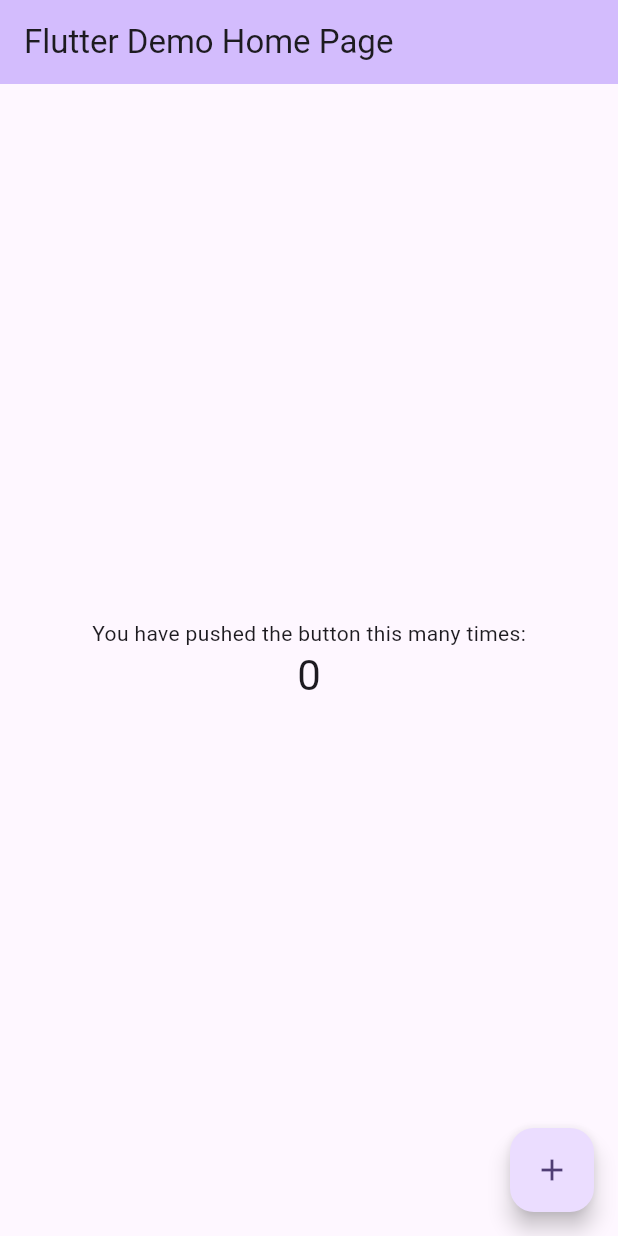
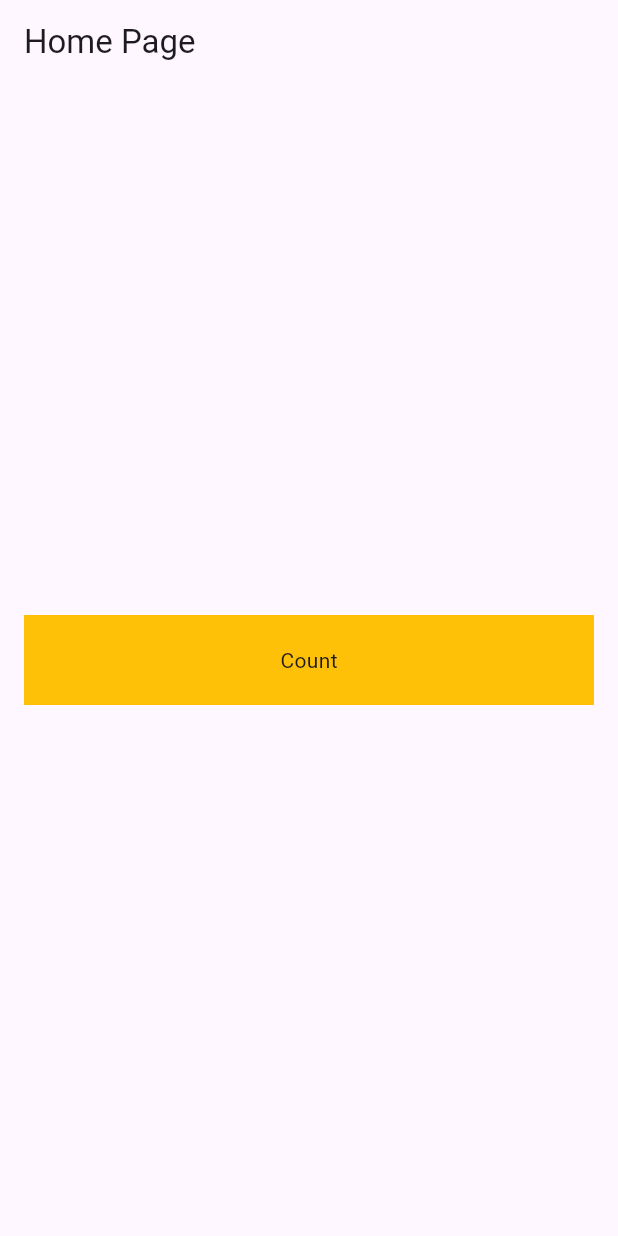
Before and after one commit to vhmavani/bloc, a Flutter app: the screen it shows after launch, on a phone screen of 412 x 824 dp. Run offline on Flutter 3.47's test engine with Material 3 defaults, Android fonts, the phone set to English and light mode, and no system bars; our stand-ins replace bloc, flutter_bloc, fluttertoast, freezed_annotation, get_it, injectable and 1 more.

Commit message:
feat: count service

```diff
--- /dev/null
+++ b/lib/basic/cubit/count_cubit.dart
@@ -0,0 +1,28 @@
+import 'package:bloc/bloc.dart';
+import 'package:flutter/material.dart';
+import 'package:fluttertoast/fluttertoast.dart';
+import 'package:freezed_annotation/freezed_annotation.dart';
+import 'package:injectable/injectable.dart';
+
+part 'count_cubit.freezed.dart';
+part 'count_state.dart';
+
+@injectable
+class CountCubit extends Cubit<CountState> {
+  CountCubit() : super(const CountState());
+
+  void increment() {
+    emit(CountState(count: state.count + 1));
+  }
+
+  void decrement() {
+    if (state.count > 0) {
+      emit(CountState(count: state.count - 1));
+    } else {
+      Fluttertoast.showToast(
+        msg: 'Count cannot be less than 0',
+        backgroundColor: Colors.black,
+      );
+    }
+  }
+}
--- /dev/null
+++ b/lib/basic/cubit/count_state.dart
@@ -0,0 +1,8 @@
+part of 'count_cubit.dart';
+
+@freezed
+class CountState with _$CountState {
+  const factory CountState({
+    @Default(0) int count,
+  }) = _Initial;
+}
--- /dev/null
+++ b/lib/basic/home_page.dart
@@ -0,0 +1,40 @@
+import 'package:bloc_learn/basic/view_count_page.dart';
+import 'package:flutter/material.dart';
+
+class HomePage extends StatelessWidget {
+  const HomePage({super.key});
+
+  @override
+  Widget build(BuildContext context) {
+    return Scaffold(
+      appBar: AppBar(
+        title: const Text('Home Page'),
+      ),
+      body: Padding(
+        padding: const EdgeInsets.all(16.0),
+        child: Column(
+          mainAxisAlignment: MainAxisAlignment.center,
+          children: [
+            InkWell(
+              onTap: () {
+                Navigator.push(
+                  context,
+                  MaterialPageRoute(
+                    builder: (context) => const CountPage(),
+                  ),
+                );
+              },
+              child: Container(
+                padding: const EdgeInsets.all(20),
+                width: double.infinity,
+                alignment: Alignment.center,
+                color: Colors.amber,
+                child: const Text('Count'),
+              ),
+            )
+          ],
+        ),
+      ),
+    );
+  }
+}
--- a/lib/main.dart
+++ b/lib/main.dart
@@ -1,125 +1,25 @@
+import 'package:bloc_learn/basic/home_page.dart';
+import 'package:bloc_learn/injector/injector.dart';
 import 'package:flutter/material.dart';
 
 void main() {
+  configureDependencies();
   runApp(const MyApp());
 }
 
 class MyApp extends StatelessWidget {
   const MyApp({super.key});
 
-  // This widget is the root of your application.
   @override
   Widget build(BuildContext context) {
     return MaterialApp(
-      title: 'Flutter Demo',
+      title: 'Bloc Learn',
+      debugShowCheckedModeBanner: false,
       theme: ThemeData(
-        // This is the theme of your application.
-        //
-        // TRY THIS: Try running your application with "flutter run". You'll see
-        // the application has a purple toolbar. Then, without quitting the app,
-        // try changing the seedColor in the colorScheme below to Colors.green
-        // and then invoke "hot reload" (save your changes or press the "hot
-        // reload" button in a Flutter-supported IDE, or press "r" if you used
-        // the command line to start the app).
-        //
-        // Notice that the counter didn't reset back to zero; the application
-        // state is not lost during the reload. To reset the state, use hot
-        // restart instead.
-        //
-        // This works for code too, not just values: Most code changes can be
-        // tested with just a hot reload.
         colorScheme: ColorScheme.fromSeed(seedColor: Colors.deepPurple),
         useMaterial3: true,
       ),
-      home: const MyHomePage(title: 'Flutter Demo Home Page'),
+      home: const HomePage(),
     );
   }
 }
-
-class MyHomePage extends StatefulWidget {
-  const MyHomePage({super.key, required this.title});
-
-  // This widget is the home page of your application. It is stateful, meaning
-  // that it has a State object (defined below) that contains fields that affect
-  // how it looks.
-
-  // This class is the configuration for the state. It holds the values (in this
-  // case the title) provided by the parent (in this case the App widget) and
-  // used by the build method of the State. Fields in a Widget subclass are
-  // always marked "final".
-
-  final String title;
-
-  @override
-  State<MyHomePage> createState() => _MyHomePageState();
-}
-
-class _MyHomePageState extends State<MyHomePage> {
-  int _counter = 0;
-
-  void _incrementCounter() {
-    setState(() {
-      // This call to setState tells the Flutter framework that something has
-      // changed in this State, which causes it to rerun the build method below
-      // so that the display can reflect the updated values. If we changed
-      // _counter without calling setState(), then the build method would not be
-      // called again, and so nothing would appear to happen.
-      _counter++;
-    });
-  }
-
-  @override
-  Widget build(BuildContext context) {
-    // This method is rerun every time setState is called, for instance as done
-    // by the _incrementCounter method above.
-    //
-    // The Flutter framework has been optimized to make rerunning build methods
-    // fast, so that you can just rebuild anything that needs updating rather
-    // than having to individually change instances of widgets.
-    return Scaffold(
-      appBar: AppBar(
-        // TRY THIS: Try changing the color here to a specific color (to
-        // Colors.amber, perhaps?) and trigger a hot reload to see the AppBar
-        // change color while the other colors stay the same.
-        backgroundColor: Theme.of(context).colorScheme.inversePrimary,
-        // Here we take the value from the MyHomePage object that was created by
-        // the App.build method, and use it to set our appbar title.
-        title: Text(widget.title),
-      ),
-      body: Center(
-        // Center is a layout widget. It takes a single child and positions it
-        // in the middle of the parent.
-        child: Column(
-          // Column is also a layout widget. It takes a list of children and
-          // arranges them vertically. By default, it sizes itself to fit its
-          // children horizontally, and tries to be as tall as its parent.
-          //
-          // Column has various properties to control how it sizes itself and
-          // how it positions its children. Here we use mainAxisAlignment to
-          // center the children vertically; the main axis here is the vertical
-          // axis because Columns are vertical (the cross axis would be
-          // horizontal).
-          //
-          // TRY THIS: Invoke "debug painting" (choose the "Toggle Debug Paint"
-          // action in the IDE, or press "p" in the console), to see the
-          // wireframe for each widget.
-          mainAxisAlignment: MainAxisAlignment.center,
-          children: <Widget>[
-            const Text(
-              'You have pushed the button this many times:',
-            ),
-            Text(
-              '$_counter',
-              style: Theme.of(context).textTheme.headlineMedium,
-            ),
-          ],
-        ),
-      ),
-      floatingActionButton: FloatingActionButton(
-        onPressed: _incrementCounter,
-        tooltip: 'Increment',
-        child: const Icon(Icons.add),
-      ), // This trailing comma makes auto-formatting nicer for build methods.
-    );
-  }
-}
```
Also changed, not shown: lib/basic/view_count_page.dart (added, +63 -0 lines), lib/injector/injector.dart (added, +8 -0 lines), lib/injector/injector_module.dart (added, +8 -0 lines), pubspec.yaml (+14 -0 lines), lib/basic/cubit/count_cubit.freezed.dart (added), lib/injector/injector.config.dart (added), pubspec.lock, 1 other file.
